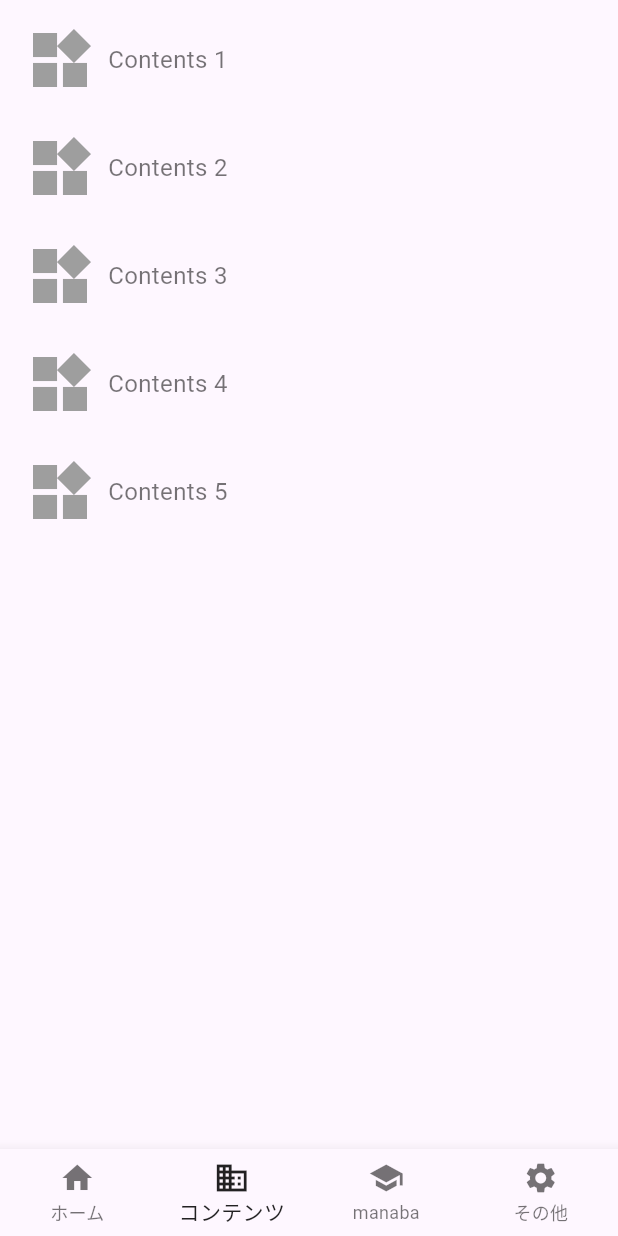
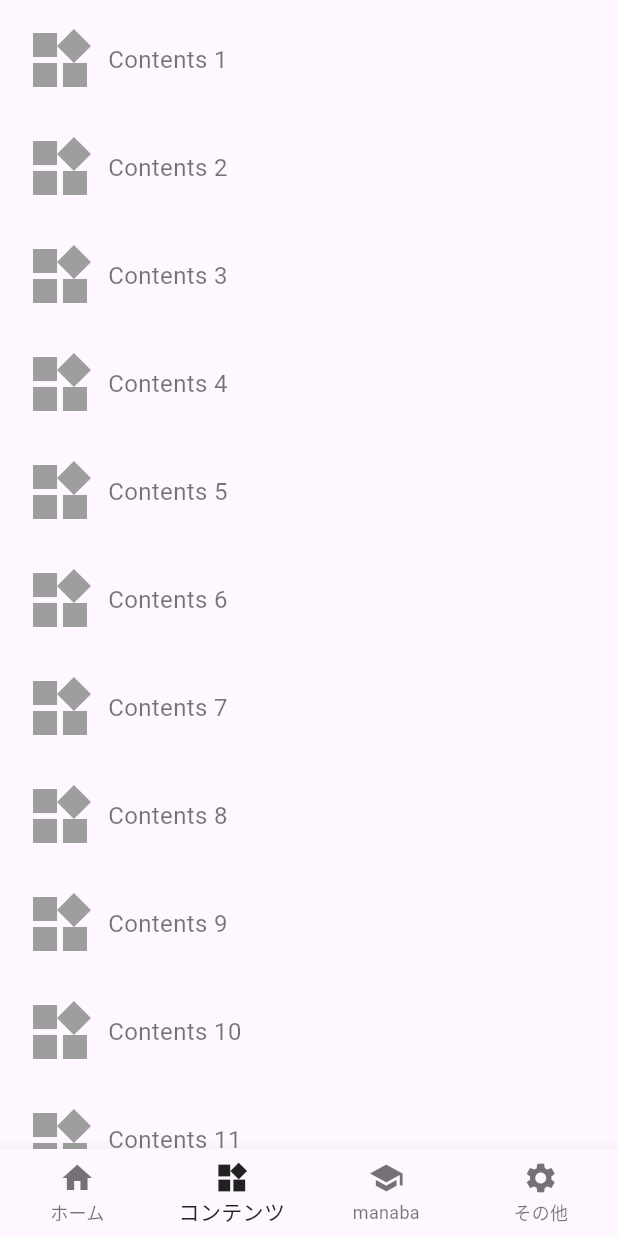
Before and after one commit to kadaiinfo/KADAI-INFO-STUDIO-APP, a Flutter app: the screen it shows after launch, item 2 of the bottom bar chosen, on a phone screen of 412 x 824 dp. Run offline on Flutter 3.47's test engine with Material 3 defaults, Android fonts, the phone set to English and light mode, and no system bars; our stand-ins replace firebase_messaging, settings_ui, webview_flutter; accounts and stored records are empty.

Commit message:
contents fix

```diff
--- a/lib/contets_page.dart
+++ b/lib/contets_page.dart
@@ -9,37 +9,24 @@ class ContentsPage extends StatelessWidget {
   Widget build(BuildContext context) {
     return Scaffold(
       appBar: PreferredSize(
-        preferredSize: Size.fromHeight(0.0), // AppBarの高さを設定
+        preferredSize: Size.fromHeight(0.0),
         child: AppBar(
-          backgroundColor: Colors.white, // AppBarの背景色を白に設定
-          elevation: 0, // AppBarの影をなくす
+          backgroundColor: Colors.white,
+          elevation: 0,
         ),
       ),
-      body: Padding(
-        padding: const EdgeInsets.all(16.0), // コンテンツに余白を付ける
+      body: SingleChildScrollView(
+        // SingleChildScrollViewを追加
+        child: Padding(
+          padding: const EdgeInsets.all(16.0),
           child: Column(
-          crossAxisAlignment: CrossAxisAlignment.start, // 左揃え
-          children: [
-            Row(
-              children: [
-                Icon(
-                  Icons.widgets, // アイコンの設定
-                  size: 48.0, // アイコンのサイズ
-                  color: Colors.grey, // アイコンの色
-                ),
-                SizedBox(width: 8.0), // アイコンとテキストの間のスペース
-                Text(
-                  'Contents 1', // 表示するテキスト
-                  style: TextStyle(
-                    fontSize: 16.0, // テキストのサイズ
-                    color: Colors.black54, // テキストの色
-                  ),
-                ),
-              ],
-            ),
-            SizedBox(height: 24.0), // アイテム間のスペース
-
-            Row(
+            crossAxisAlignment: CrossAxisAlignment.start,
+            children: List.generate(20, (index) {
+              return Padding(
+                padding: const EdgeInsets.only(bottom: 24.0),
+                child: InkWell(
+                  onTap: () => _onIconTapped(index + 1),
+                  child: Row(
                     children: [
                       Icon(
                         Icons.widgets,
@@ -48,7 +35,7 @@ class ContentsPage extends StatelessWidget {
                       ),
                       SizedBox(width: 8.0),
                       Text(
-                  'Contents 2',
+                        'Contents ${index + 1}',
                         style: TextStyle(
                           fontSize: 16.0,
                           color: Colors.black54,
@@ -56,68 +43,16 @@ class ContentsPage extends StatelessWidget {
                       ),
                     ],
                   ),
-            SizedBox(height: 24.0),
-
-            Row(
-              children: [
-                Icon(
-                  Icons.widgets,
-                  size: 48.0,
-                  color: Colors.grey,
                 ),
-                SizedBox(width: 8.0),
-                Text(
-                  'Contents 3',
-                  style: TextStyle(
-                    fontSize: 16.0,
-                    color: Colors.black54,
+              );
+            }),
           ),
-                ),
-              ],
-            ),
-            SizedBox(height: 24.0),
-
-            Row(
-              children: [
-                Icon(
-                  Icons.widgets,
-                  size: 48.0,
-                  color: Colors.grey,
-                ),
-                SizedBox(width: 8.0),
-                Text(
-                  'Contents 4',
-                  style: TextStyle(
-                    fontSize: 16.0,
-                    color: Colors.black54,
-                  ),
-                ),
-              ],
-            ),
-            SizedBox(height: 24.0),
-            Row(
-              children: [
-                Icon(
-                  Icons.widgets,
-                  size: 48.0,
-                  color: Colors.grey,
-                ),
-                SizedBox(width: 8.0),
-                Text(
-                  'Contents 5',
-                  style: TextStyle(
-                    fontSize: 16.0,
-                    color: Colors.black54,
-                  ),
-                ),
-              ],
-            ),
-            SizedBox(height: 24.0),
-
-            // ここに将来的に他のコンテンツを追加する
-          ],
         ),
       ),
     );
   }
+
+  void _onIconTapped(int index) {
+    // ここに各アイコンがタップされた時の処理を書く
   }
+}
--- a/lib/main.dart
+++ b/lib/main.dart
@@ -90,7 +90,7 @@ class _WebViewWithErrorHandlingState extends State<WebViewWithErrorHandling> {
             label: 'ホーム',
           ),
           BottomNavigationBarItem(
-            icon: Icon(Icons.business),
+            icon: Icon(Icons.widgets),
             label: 'コンテンツ',
           ),
           BottomNavigationBarItem(
```
Lines whose indentation alone changed are shown as unchanged.
